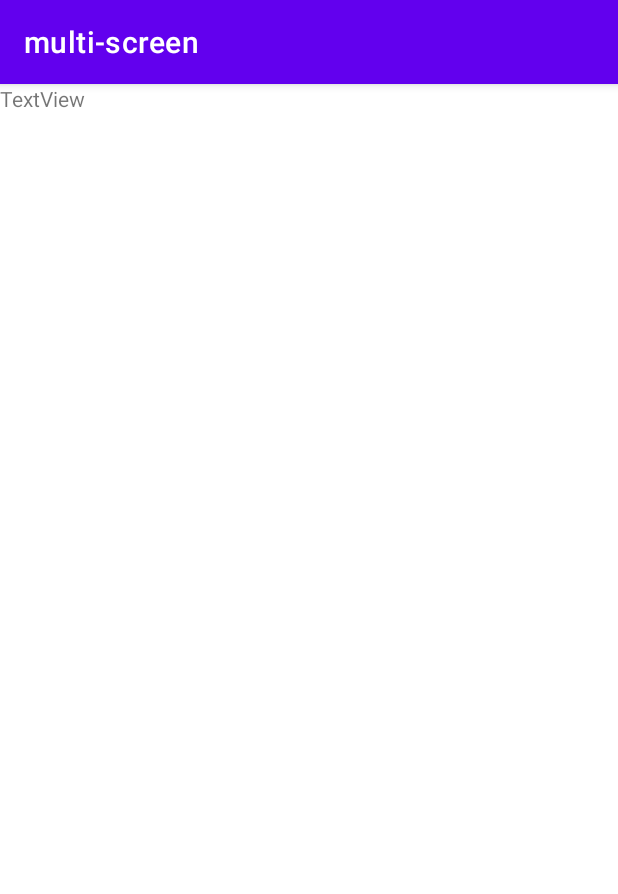
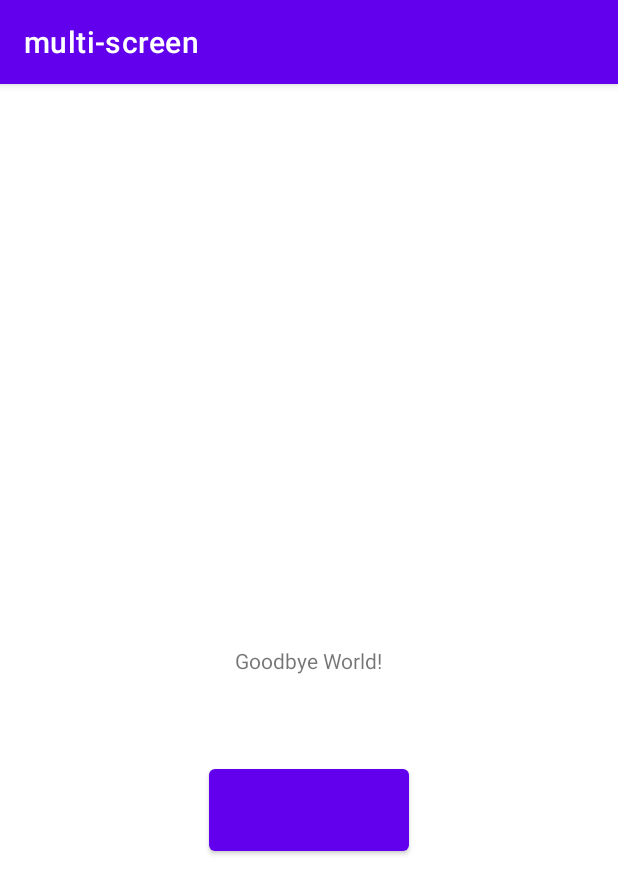
Before and after one commit to llasurd1/multi-screen, an Android app: the Activity2 screen opened directly, with no data from a screen before it, on a phone screen of 412 x 824 dp. Shown: the top 894 px of the screen. Run offline under Robolectric (Android 15) with nearby library versions, the phone set to English and light mode, and no system bars.

Commit message:
made button work both ways

```diff
--- a/app/src/main/java/com/example/multi_screen/Activity2.java
+++ b/app/src/main/java/com/example/multi_screen/Activity2.java
@@ -2,13 +2,22 @@ package com.example.multi_screen;
 
 import androidx.appcompat.app.AppCompatActivity;
 
+import android.content.Intent;
 import android.os.Bundle;
+import android.view.View;
+import android.widget.Button;
 
 public class Activity2 extends AppCompatActivity {
 
+    Button act2_button;
     @Override
     protected void onCreate(Bundle savedInstanceState) {
         super.onCreate(savedInstanceState);
         setContentView(R.layout.activity_2);
+        act2_button = findViewById(R.id.act2_button);
+    }
+    public void switch2_activites(View view) {
+        Intent act2_action =  new Intent(this, MainActivity.class);
+        startActivity(act2_action);
     }
 }
--- a/app/src/main/res/layout/activity_2.xml
+++ b/app/src/main/res/layout/activity_2.xml
@@ -7,10 +7,23 @@
     tools:context=".Activity2">
 
     <TextView
-        android:id="@+id/textView"
         android:layout_width="wrap_content"
         android:layout_height="wrap_content"
-        android:text="TextView"
-        tools:layout_editor_absoluteX="173dp"
-        tools:layout_editor_absoluteY="295dp" />
+        android:text="Goodbye World!"
+        app:layout_constraintBottom_toBottomOf="parent"
+        app:layout_constraintLeft_toLeftOf="parent"
+        app:layout_constraintRight_toRightOf="parent"
+        app:layout_constraintTop_toTopOf="parent" />
+
+    <Button
+        android:layout_width="200px"
+        android:layout_height="100px"
+        app:layout_constraintBottom_toBottomOf="parent"
+        app:layout_constraintLeft_toLeftOf="parent"
+        app:layout_constraintRight_toRightOf="parent"
+        app:layout_constraintTop_toTopOf="parent"
+        android:id = "@+id/act2_button"
+        android:layout_marginTop = "300px"
+        android:onClick="switch2_activites"/>
+
 </androidx.constraintlayout.widget.ConstraintLayout>
```
